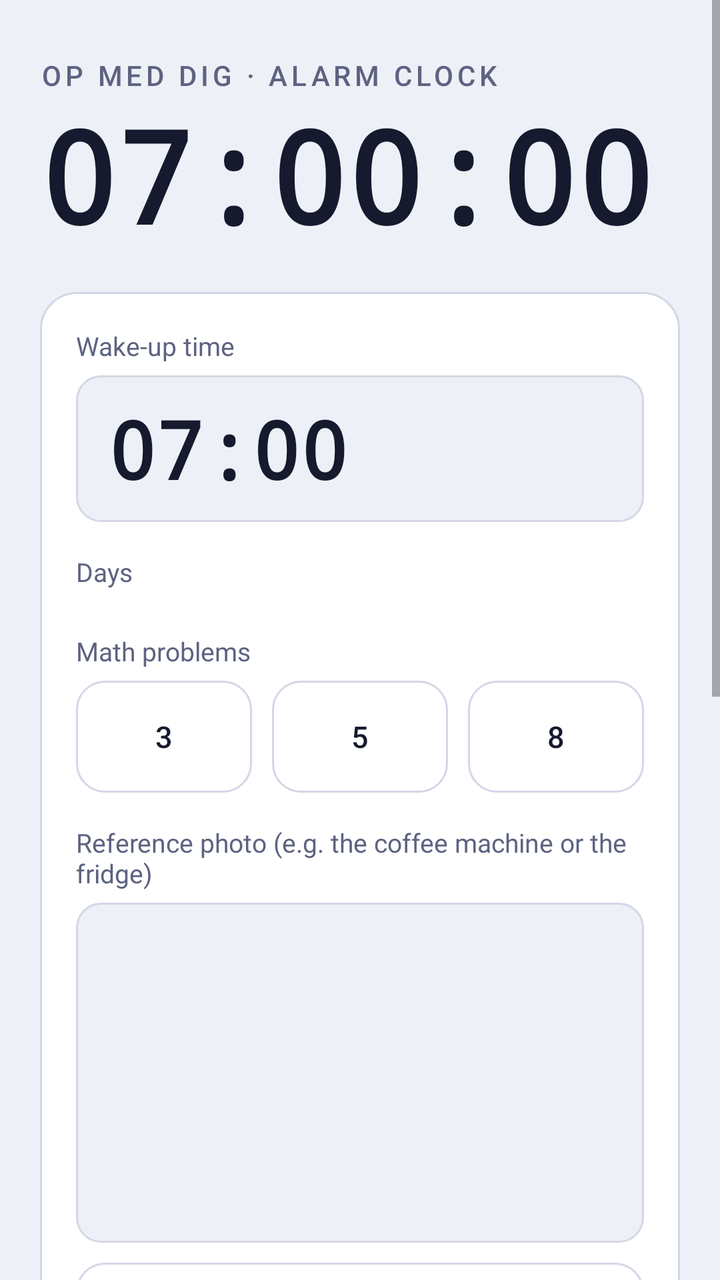
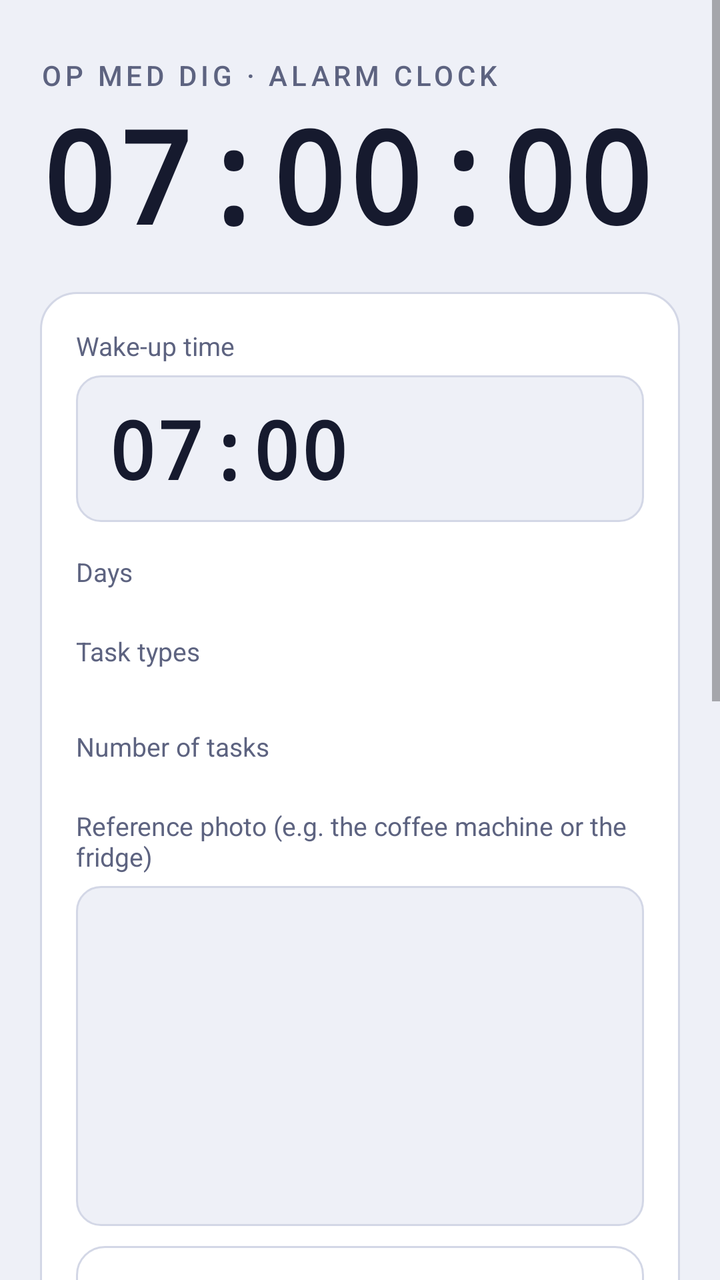

Before-and-after screenshots of an Android layout around one commit, followed by the original layout XML and the change that was made.
<!-- AndroidManifest.xml: application theme Theme.OpMedDig -->
<!-- res/layout/activity_main.xml -->
<?xml version="1.0" encoding="utf-8"?>
<ScrollView xmlns:android="http://schemas.android.com/apk/res/android"
    android:layout_width="match_parent"
    android:layout_height="match_parent"
    android:background="@color/bg"
    android:fillViewport="true">

    <LinearLayout
        android:layout_width="match_parent"
        android:layout_height="wrap_content"
        android:orientation="vertical"
        android:paddingStart="20dp"
        android:paddingTop="28dp"
        android:paddingEnd="20dp"
        android:paddingBottom="28dp">

        <TextView
            android:layout_width="wrap_content"
            android:layout_height="wrap_content"
            android:fontFamily="sans-serif-medium"
            android:letterSpacing="0.14"
            android:text="@string/header"
            android:textColor="@color/muted"
            android:textSize="14sp" />

        <TextView
            android:id="@+id/clock"
            android:layout_width="wrap_content"
            android:layout_height="wrap_content"
            android:layout_marginTop="6dp"
            android:layout_marginBottom="18dp"
            android:fontFamily="monospace"
            android:includeFontPadding="false"
            android:text="07:00:00"
            android:textColor="@color/fg"
            android:textSize="64sp"
            android:textStyle="bold" />

        <Button
            android:id="@+id/updateBtn"
            android:layout_width="match_parent"
            android:layout_height="wrap_content"
            android:layout_marginBottom="16dp"
            android:visibility="gone"
            android:text="@string/upd_title" />

        <LinearLayout
            android:layout_width="match_parent"
            android:layout_height="wrap_content"
            android:background="@drawable/bg_card"
            android:orientation="vertical"
            android:padding="18dp">

            <TextView style="@style/OMD.Label" android:layout_width="wrap_content" android:layout_height="wrap_content" android:text="@string/label_time" />

            <TextView
                android:id="@+id/timeText"
                android:layout_width="match_parent"
                android:layout_height="wrap_content"
                android:background="@drawable/bg_field"
                android:clickable="true"
                android:focusable="true"
                android:fontFamily="monospace"
                android:paddingStart="16dp"
                android:paddingTop="10dp"
                android:paddingEnd="16dp"
                android:paddingBottom="10dp"
                android:text="07:00"
                android:textColor="@color/fg"
                android:textSize="40sp"
                android:textStyle="bold" />

            <TextView style="@style/OMD.Label" android:layout_width="wrap_content" android:layout_height="wrap_content" android:layout_marginTop="16dp" android:text="@string/label_days" />

            <LinearLayout
                android:id="@+id/days"
                android:layout_width="match_parent"
                android:layout_height="wrap_content"
                android:orientation="horizontal" />

            <TextView style="@style/OMD.Label" android:layout_width="wrap_content" android:layout_height="wrap_content" android:layout_marginTop="16dp" android:text="@string/label_count" />

            <LinearLayout
                android:layout_width="match_parent"
                android:layout_height="wrap_content"
                android:orientation="horizontal">

                <Button android:id="@+id/count3" style="@style/OMD.Button.Ghost" android:layout_width="0dp" android:layout_height="wrap_content" android:layout_weight="1" android:text="3" />
                <Button android:id="@+id/count5" style="@style/OMD.Button.Ghost" android:layout_width="0dp" android:layout_height="wrap_content" android:layout_weight="1" android:layout_marginStart="10dp" android:layout_marginEnd="10dp" android:text="5" />
                <Button android:id="@+id/count8" style="@style/OMD.Button.Ghost" android:layout_width="0dp" android:layout_height="wrap_content" android:layout_weight="1" android:text="8" />
            </LinearLayout>

            <TextView style="@style/OMD.Label" android:layout_width="wrap_content" android:layout_height="wrap_content" android:layout_marginTop="16dp" android:text="@string/label_ref" />

            <ImageView
                android:id="@+id/refImage"
                android:layout_width="match_parent"
                android:layout_height="170dp"
                android:background="@drawable/bg_field"
                android:scaleType="centerCrop" />

            <Button
                android:id="@+id/refBtn"
                style="@style/OMD.Button.Ghost"
                android:layout_width="match_parent"
                android:layout_height="wrap_content"
                android:layout_marginTop="10dp"
                android:text="@string/btn_ref" />

            <Button
                android:id="@+id/armBtn"
                android:layout_width="match_parent"
                android:layout_height="60dp"
                android:layout_marginTop="16dp"
                android:text="@string/btn_arm" />

            <TextView
                android:id="@+id/status"
                android:layout_width="match_parent"
                android:layout_height="wrap_content"
                android:layout_marginTop="12dp"
                android:textColor="@color/fg"
                android:textSize="16sp" />
        </LinearLayout>

        <Button
            android:id="@+id/testBtn"
            style="@style/OMD.Button.Ghost"
            android:layout_width="match_parent"
            android:layout_height="wrap_content"
            android:layout_marginTop="16dp"
            android:text="@string/btn_test" />

        <Button
            android:id="@+id/setupBtn"
            style="@style/OMD.Button.Ghost"
            android:layout_width="match_parent"
            android:layout_height="wrap_content"
            android:layout_marginTop="10dp"
            android:text="@string/btn_setup" />

        <TextView style="@style/OMD.Label" android:layout_width="wrap_content" android:layout_height="wrap_content" android:layout_marginTop="16dp" android:text="@string/label_language" />

        <LinearLayout
            android:layout_width="match_parent"
            android:layout_height="wrap_content"
            android:orientation="horizontal">

            <Button android:id="@+id/langDa" style="@style/OMD.Button.Ghost" android:layout_width="0dp" android:layout_height="wrap_content" android:layout_weight="1" android:layout_marginEnd="10dp" android:text="Dansk" />
            <Button android:id="@+id/langEn" style="@style/OMD.Button.Ghost" android:layout_width="0dp" android:layout_height="wrap_content" android:layout_weight="1" android:text="English" />
        </LinearLayout>

        <TextView
            android:layout_width="match_parent"
            android:layout_height="wrap_content"
            android:layout_marginTop="16dp"
            android:lineSpacingMultiplier="1.3"
            android:text="@string/note"
            android:textColor="@color/muted"
            android:textSize="14sp" />
    </LinearLayout>
</ScrollView>
<!-- resources referenced by this layout -->
<resources>
  <color name="bg">#EEF0F7</color>
  <color name="fg">#161A2E</color>
  <color name="muted">#5D6380</color>
  <!-- drawable bg_card (drawable) -->
  <shape xmlns:android="http://schemas.android.com/apk/res/android" android:shape="rectangle">
      <solid android:color="@color/card" />
      <stroke android:width="1dp" android:color="@color/line" />
      <corners android:radius="18dp" />
  </shape>
  <!-- drawable bg_field (drawable) -->
  <shape xmlns:android="http://schemas.android.com/apk/res/android" android:shape="rectangle">
      <solid android:color="@color/bg" />
      <stroke android:width="1dp" android:color="@color/line" />
      <corners android:radius="12dp" />
  </shape>
  <string name="btn_arm">Set alarm</string>
  <string name="btn_ref">Take reference photo</string>
  <string name="btn_setup">Good to know / checklist</string>
  <string name="btn_test">Test the alarm in 1 minute</string>
  <string name="header">OP MED DIG · ALARM CLOCK</string>
  <string name="label_count">Math problems</string>
  <string name="label_days">Days</string>
  <string name="label_language">Language</string>
  <string name="label_ref">Reference photo (e.g. the coffee machine or the fridge)</string>
  <string name="label_time">Wake-up time</string>
  <string name="note">The alarm rings on the chosen days, even when the phone is locked. It only stops once the math problems are solved and you have taken a photo of the same spot as the reference photo.</string>
  <string name="upd_title">New version of Op Med Dig</string>
  <style name="OMD.Button.Ghost">
          <item name="android:background">@drawable/bg_button_ghost</item>
          <item name="android:textColor">@color/fg</item>
          <item name="android:fontFamily">sans-serif-medium</item>
          <item name="android:textSize">15sp</item>
      </style>
  <style name="OMD.Label" parent="android:Widget.TextView">
          <item name="android:textColor">@color/muted</item>
          <item name="android:textSize">13sp</item>
          <item name="android:layout_marginBottom">6dp</item>
      </style>
  <color name="card">#FFFFFF</color>
  <color name="line">#D3D7E6</color>
  <!-- drawable bg_button_ghost (drawable) -->
  <ripple xmlns:android="http://schemas.android.com/apk/res/android" android:color="@color/line">
      <item>
          <shape android:shape="rectangle">
              <solid android:color="@android:color/transparent" />
              <stroke android:width="1dp" android:color="@color/line" />
              <corners android:radius="14dp" />
          </shape>
      </item>
  </ripple>
  <color name="accent">#FF5A1F</color>
  <style name="OMD.Button" parent="Widget.AppCompat.Button">
          <item name="android:background">@drawable/bg_button</item>
          <item name="android:textColor">#FFFFFF</item>
          <item name="android:textAllCaps">false</item>
          <item name="android:fontFamily">sans-serif-black</item>
          <item name="android:textSize">17sp</item>
          <item name="android:minHeight">56dp</item>
          <item name="android:stateListAnimator">@null</item>
      </style>
  <!-- drawable bg_button (drawable) -->
  <ripple xmlns:android="http://schemas.android.com/apk/res/android" android:color="#33FFFFFF">
      <item>
          <shape android:shape="rectangle">
              <solid android:color="@color/accent" />
              <corners android:radius="14dp" />
          </shape>
      </item>
  </ripple>
  <!-- unchanged entries left out for length: 1 -->
</resources>

<!-- the commit's change to res/layout/activity_main.xml (unified diff, before → after) -->
@@ -78,17 +78,28 @@
                 android:layout_height="wrap_content"
                 android:orientation="horizontal" />
 
+            <TextView style="@style/OMD.Label" android:layout_width="wrap_content" android:layout_height="wrap_content" android:layout_marginTop="16dp" android:text="@string/label_tasks" />
+
+            <LinearLayout
+                android:id="@+id/taskTypes1"
+                android:layout_width="match_parent"
+                android:layout_height="wrap_content"
+                android:orientation="horizontal" />
+
+            <LinearLayout
+                android:id="@+id/taskTypes2"
+                android:layout_width="match_parent"
+                android:layout_height="wrap_content"
+                android:layout_marginTop="8dp"
+                android:orientation="horizontal" />
+
             <TextView style="@style/OMD.Label" android:layout_width="wrap_content" android:layout_height="wrap_content" android:layout_marginTop="16dp" android:text="@string/label_count" />
 
             <LinearLayout
+                android:id="@+id/counts"
                 android:layout_width="match_parent"
                 android:layout_height="wrap_content"
-                android:orientation="horizontal">
-
-                <Button android:id="@+id/count3" style="@style/OMD.Button.Ghost" android:layout_width="0dp" android:layout_height="wrap_content" android:layout_weight="1" android:text="3" />
-                <Button android:id="@+id/count5" style="@style/OMD.Button.Ghost" android:layout_width="0dp" android:layout_height="wrap_content" android:layout_weight="1" android:layout_marginStart="10dp" android:layout_marginEnd="10dp" android:text="5" />
-                <Button android:id="@+id/count8" style="@style/OMD.Button.Ghost" android:layout_width="0dp" android:layout_height="wrap_content" android:layout_weight="1" android:text="8" />
-            </LinearLayout>
+                android:orientation="horizontal" />
 
             <TextView style="@style/OMD.Label" android:layout_width="wrap_content" android:layout_height="wrap_content" android:layout_marginTop="16dp" android:text="@string/label_ref" />
 
<!-- resource entries referenced after the edit -->
@@ -20,12 +20,13 @@
   <string name="btn_setup">Good to know / checklist</string>
   <string name="btn_test">Test the alarm in 1 minute</string>
   <string name="header">OP MED DIG · ALARM CLOCK</string>
-  <string name="label_count">Math problems</string>
+  <string name="label_count">Number of tasks</string>
   <string name="label_days">Days</string>
   <string name="label_language">Language</string>
   <string name="label_ref">Reference photo (e.g. the coffee machine or the fridge)</string>
+  <string name="label_tasks">Task types</string>
   <string name="label_time">Wake-up time</string>
-  <string name="note">The alarm rings on the chosen days, even when the phone is locked. It only stops once the math problems are solved and you have taken a photo of the same spot as the reference photo.</string>
+  <string name="note">The alarm rings on the chosen days, even when the phone is locked. It only stops once the tasks are done and you have taken a photo of the same spot as the reference photo.</string>
   <string name="upd_title">New version of Op Med Dig</string>
   <style name="OMD.Button.Ghost">
           <item name="android:background">@drawable/bg_button_ghost</item>
